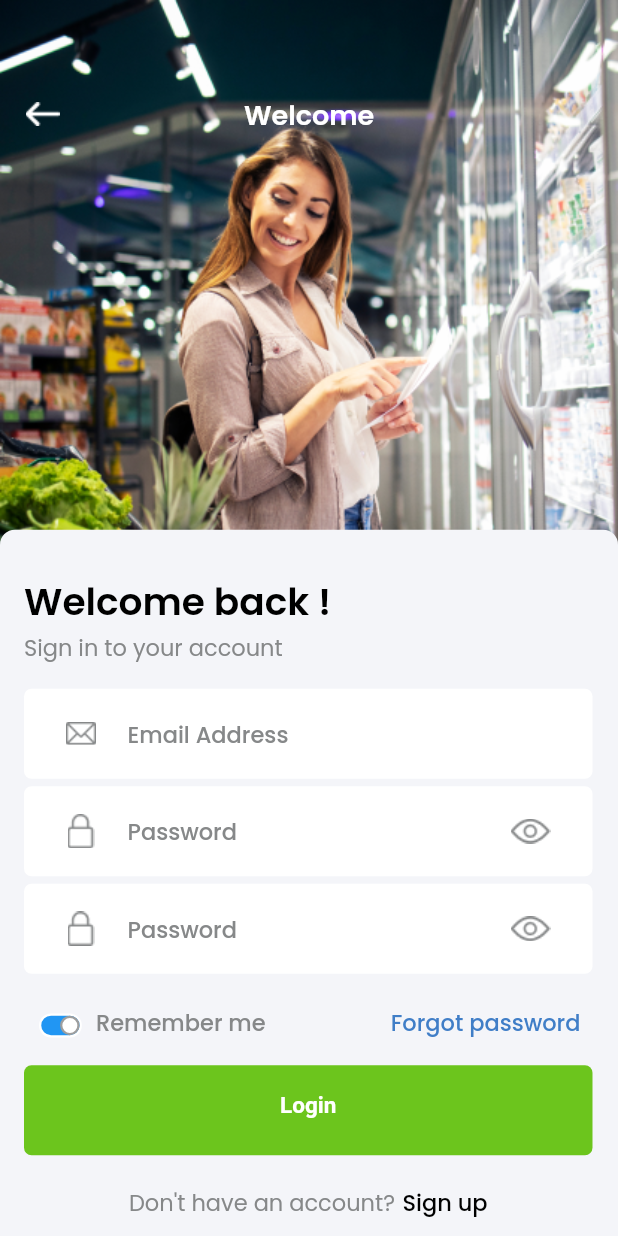
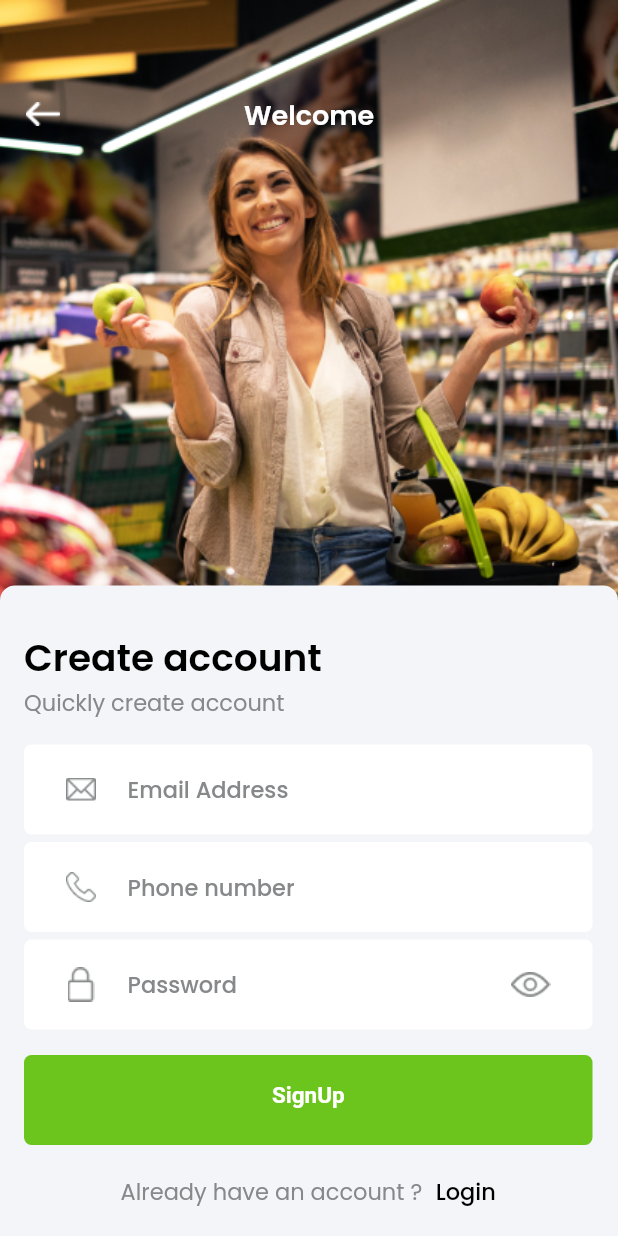
Before and after one commit to hammadkahn/E-Commerce-App, a Flutter app: the screen it shows after launch, after a tap on "Sign up", on a phone screen of 412 x 824 dp. Run offline on Flutter 3.47's test engine with Material 2 defaults, Android fonts, the phone set to English and light mode, and no system bars; drawn by our look-alikes of flutter_switch; our stand-ins replace carousel_slider; Roboto replaces fonts that are missing (Poppins-SemiBold).

```diff
--- a/lib/Screens/login.dart
+++ b/lib/Screens/login.dart
@@ -10,6 +10,7 @@ class Login extends StatelessWidget {
   @override
   Widget build(BuildContext context) {
     return SafeArea(
+      top: false,
       child: Scaffold(
         body: Center(
           child: SizedBox(
--- a/lib/Screens/signup.dart
+++ b/lib/Screens/signup.dart
@@ -5,7 +5,9 @@ import 'package:flutter_switch/flutter_switch.dart';
 class signUp extends StatelessWidget {
   @override
   Widget build(BuildContext context) {
-    return Scaffold(
+    return SafeArea(
+      top: false,
+      child: Scaffold(
         body: Center(
           child: SizedBox(
             height: MediaQuery.of(context).size.height,
@@ -14,7 +16,7 @@ class signUp extends StatelessWidget {
               alignment: Alignment.topCenter,
               children: [
                 Image.asset(
-                'assets/images/login.png',
+                  'assets/images/signup.png',
                 ),
                 Positioned(
                     left: 17,
@@ -35,7 +37,7 @@ class signUp extends StatelessWidget {
                 Positioned(
                     bottom: 0,
                     child: Container(
-                    height: MediaQuery.of(context).size.height / 1.75,
+                      height: MediaQuery.of(context).size.height / 1.9,
                       width: MediaQuery.of(context).size.width,
                       decoration: const BoxDecoration(
                         borderRadius: BorderRadius.only(
@@ -49,13 +51,13 @@ class signUp extends StatelessWidget {
                         child: Column(
                           crossAxisAlignment: CrossAxisAlignment.start,
                           children: [
-                          const Text('Welcome back !',
+                            const Text('Create account',
                                 style: TextStyle(
                                     fontSize: 25,
                                     fontWeight: FontWeight.w600,
                                     fontFamily: 'Poppins',
                                     color: Color(0xFF000000))),
-                          const Text('Sign in to your account',
+                            const Text('Quickly create account',
                                 style: TextStyle(
                                     fontSize: 15,
                                     fontWeight: FontWeight.w400,
@@ -108,7 +110,7 @@ class signUp extends StatelessWidget {
                                     // fillColor: Colors.white,
                                     // filled: true,
                                     border: InputBorder.none,
-                                  hintText: 'Password',
+                                    hintText: 'Phone number',
                                     hintStyle: const TextStyle(
                                         fontSize: 15,
                                         fontWeight: FontWeight.w500,
@@ -117,20 +119,12 @@ class signUp extends StatelessWidget {
                                     prefixIcon: Padding(
                                       padding: const EdgeInsets.only(left: 28),
                                       child: Image.asset(
-                                      'assets/images/pass.png',
+                                        'assets/images/phone.png',
                                         width: 20,
                                         height: 20,
                                       ),
                                     ),
                                     prefix: SizedBox(width: 21),
-                                  suffixIcon: Padding(
-                                    padding: const EdgeInsets.only(right: 28),
-                                    child: Image.asset(
-                                      'assets/images/eye.png',
-                                      width: 26.48,
-                                      height: 16.88,
-                                    ),
-                                  ),
                                   ),
                                 ),
                               ),
@@ -177,49 +171,14 @@ class signUp extends StatelessWidget {
                               ),
                             ),
                             Padding(
-                            padding: const EdgeInsets.only(
-                                top: 21, left: 10, right: 8),
-                            child: Row(
-                              children: [
-                                Padding(
-                                  padding: const EdgeInsets.only(top: 4),
-                                  child: FlutterSwitch(
-                                    padding: 0,
-                                    width: 28.57,
-                                    height: 16,
-                                    toggleSize: 13,
-                                    switchBorder: Border.all(
-                                        width: 1.5, color: Colors.white),
-                                    toggleBorder: Border.all(
-                                        width: 1.5, color: Colors.grey),
-                                    inactiveColor: Colors.amber,
-                                    value: true,
-                                    onToggle: (val) => {},
-                                  ),
-                                ),
-                                const Padding(
-                                  padding: EdgeInsets.only(left: 9.43),
-                                  child: Text(
-                                    "Remember me",
-                                    style: TextStyle(
-                                        color: Color(0xFF868889),
-                                        fontFamily: "Poppins-Medium",
-                                        fontSize: 15),
-                                  ),
-                                ),
-                                const Spacer(),
-                                const Text(
-                                  "Forgot password",
-                                  style: TextStyle(
-                                      color: Color(0xFF407EC7),
-                                      fontFamily: "Poppins-Medium",
-                                      fontSize: 15),
-                                ),
-                              ],
-                            ),
-                          ),
-                          Padding(
                               padding: const EdgeInsets.only(top: 17),
+                              child: GestureDetector(
+                                onTap: () {
+                                  Navigator.push(
+                                      context,
+                                      MaterialPageRoute(
+                                          builder: (context) => const Home()));
+                                },
                                 child: Container(
                                   height: 60,
                                   width: 380,
@@ -229,7 +188,7 @@ class signUp extends StatelessWidget {
                                   child: const Padding(
                                     padding: EdgeInsets.only(top: 18),
                                     child: Text(
-                                  'Login',
+                                      'SignUp',
                                       textAlign: TextAlign.center,
                                       style: TextStyle(
                                           fontSize: 15,
@@ -240,13 +199,14 @@ class signUp extends StatelessWidget {
                                   ),
                                 ),
                               ),
+                            ),
                             Padding(
                               padding: const EdgeInsets.only(top: 20),
                               child: Row(
                                 mainAxisAlignment: MainAxisAlignment.center,
                                 children: [
                                   const Text(
-                                  'Don\'t have an account?',
+                                    'Already have an account ? ',
                                     style: TextStyle(
                                         fontSize: 15,
                                         fontWeight: FontWeight.w400,
@@ -263,7 +223,7 @@ class signUp extends StatelessWidget {
                                               builder: (_) => Home()));
                                     },
                                     child: const Text(
-                                    'Sign up',
+                                      'Login',
                                       style: TextStyle(
                                           fontSize: 15,
                                           fontWeight: FontWeight.w500,
@@ -282,6 +242,7 @@ class signUp extends StatelessWidget {
             ),
           ),
         ),
+      ),
     );
   }
 }
--- a/lib/Screens/splash_screen.dart
+++ b/lib/Screens/splash_screen.dart
@@ -55,8 +55,9 @@ class _SplashScreenState extends State<SplashScreen> {
                       fontFamily: 'Poppins',
                       color: Color(0xff868889)),
                 ),
+                const Spacer(),
                 const Padding(
-                  padding: EdgeInsets.only(top: 557),
+                  padding: EdgeInsets.only(bottom: 6),
                   child: Text("P O W E R E D  B Y",
                       style: TextStyle(
                           fontSize: 15,
@@ -65,7 +66,7 @@ class _SplashScreenState extends State<SplashScreen> {
                           color: Color(0xff868889))),
                 ),
                 const Padding(
-                  padding: EdgeInsets.only(top: 6),
+                  padding: EdgeInsets.only(bottom: 31),
                   child: Text("T E C H  I D A R A",
                       style: TextStyle(
                           fontSize: 20,
--- a/pubspec.yaml
+++ b/pubspec.yaml
@@ -36,6 +36,7 @@ dependencies:
   cupertino_icons: ^1.0.2
   google_fonts: ^2.3.1
   flutter_switch: ^0.3.2
+  carousel_slider: ^4.0.0
 
 dev_dependencies:
   flutter_test:
```
Also changed, not shown: lib/Screens/home.dart (+90 -1 lines), assets/images/filter.png (added), assets/images/phone.png (added), assets/images/search.png (added), pubspec.lock. Lines whose indentation alone changed are shown as unchanged.
